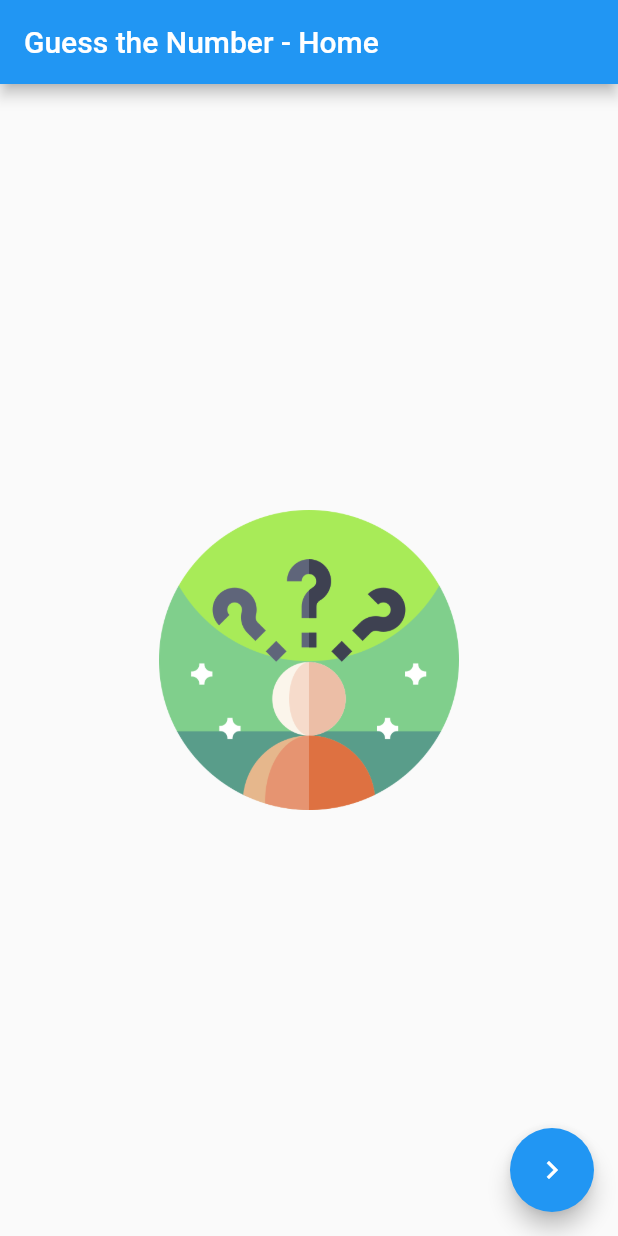
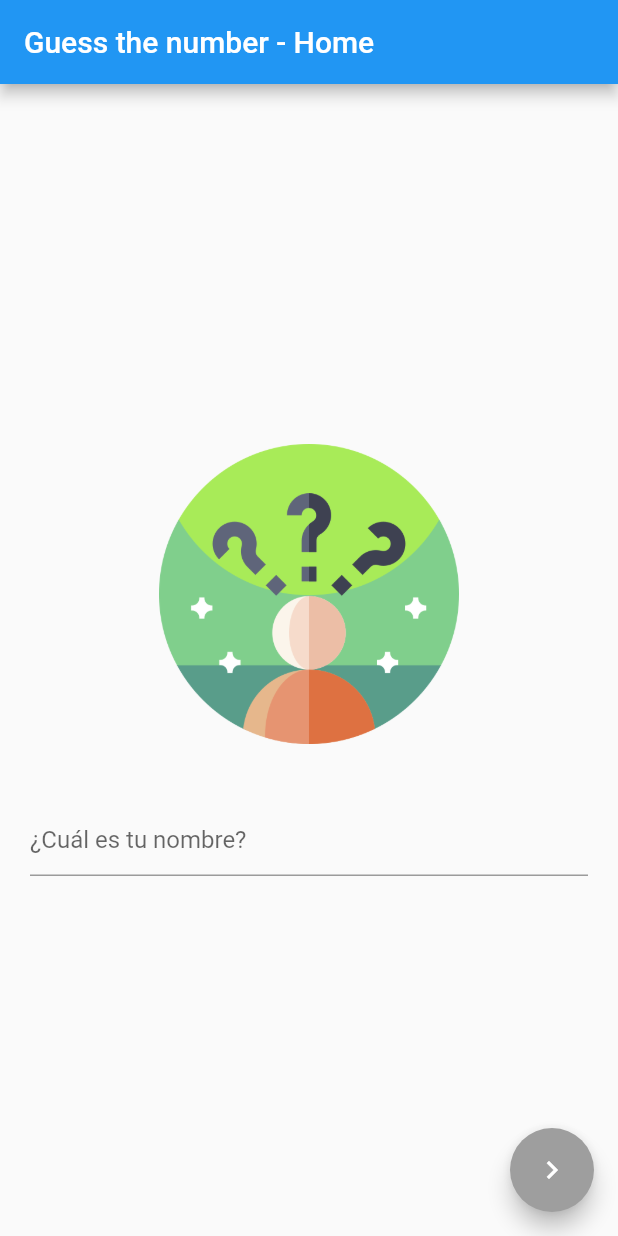
Before and after one commit to PUJ-ICM-6805/ejemplos-clase, a Flutter app: the screen it shows after launch, on a phone screen of 412 x 824 dp. Run offline on Flutter 3.47's test engine with Material 2 defaults, Android fonts, the phone set to English and light mode, and no system bars; our stand-ins replace fluttertoast.

Commit message:
Ejemplo Clase 14 - Flutter app (Guess the number) Carpeta /lib, Carpeta /assets y archivo pubspec.yaml

```diff
--- a/flutter/guess_the_number/lib/main.dart
+++ b/flutter/guess_the_number/lib/main.dart
@@ -13,14 +13,14 @@ class MyApp extends StatelessWidget {
   @override
   Widget build(BuildContext context) {
     return MaterialApp(
-      title: 'Guess the Number',
+      title: 'Guess the number',
       theme: ThemeData(
         primarySwatch: Colors.blue,
       ),
       // home: const HomePage(title: 'Flutter Demo Home Page'),
       initialRoute: '/home',
       routes: {
-        '/home': (context) => const HomePage(title: 'Guess the Number - Home'),
+        '/home': (context) => const HomePage(title: 'Guess the number - Home'),
         '/guess': (context) => const GuessGame(),
       },
       debugShowCheckedModeBanner: false,
--- a/flutter/guess_the_number/lib/pages/home/home_page.dart
+++ b/flutter/guess_the_number/lib/pages/home/home_page.dart
@@ -10,8 +10,12 @@ class HomePage extends StatefulWidget {
 }
 
 class _HomePageState extends State<HomePage> {
+  TextEditingController tec = TextEditingController();
+  bool _ready = false;
+
   @override
   Widget build(BuildContext context) {
+
     return Scaffold(
       appBar: AppBar(
         title: Text(widget.title),
@@ -28,12 +32,28 @@ class _HomePageState extends State<HomePage> {
               height: 200,
               child: Image.asset("assets/images/question.png"),
             ),
+            const SizedBox(
+              height: 40,
+            ),
+            TextField(
+              decoration:
+                  const InputDecoration(hintText: "¿Cuál es tu nombre?"),
+              onChanged: (value) {
+                _ready = value.isNotEmpty;
+                setState(() {});
+              },
+              controller: tec,
+            ),
           ],
         ),
       ),
       floatingActionButton: FloatingActionButton(
+        onPressed: _ready
+            ? () =>
+                Navigator.of(context).pushNamed('/guess', arguments: tec.text)
+            : null,
+        backgroundColor: _ready ? Colors.blue : Colors.grey,
         child: const Icon(Icons.navigate_next),
-        onPressed: () => Navigator.of(context).pushNamed('/guess'),
       ),
     );
   }
```
Also changed, not shown: flutter/guess_the_number/lib/pages/guessgame/guessgame_page.dart (+9 -6 lines).
